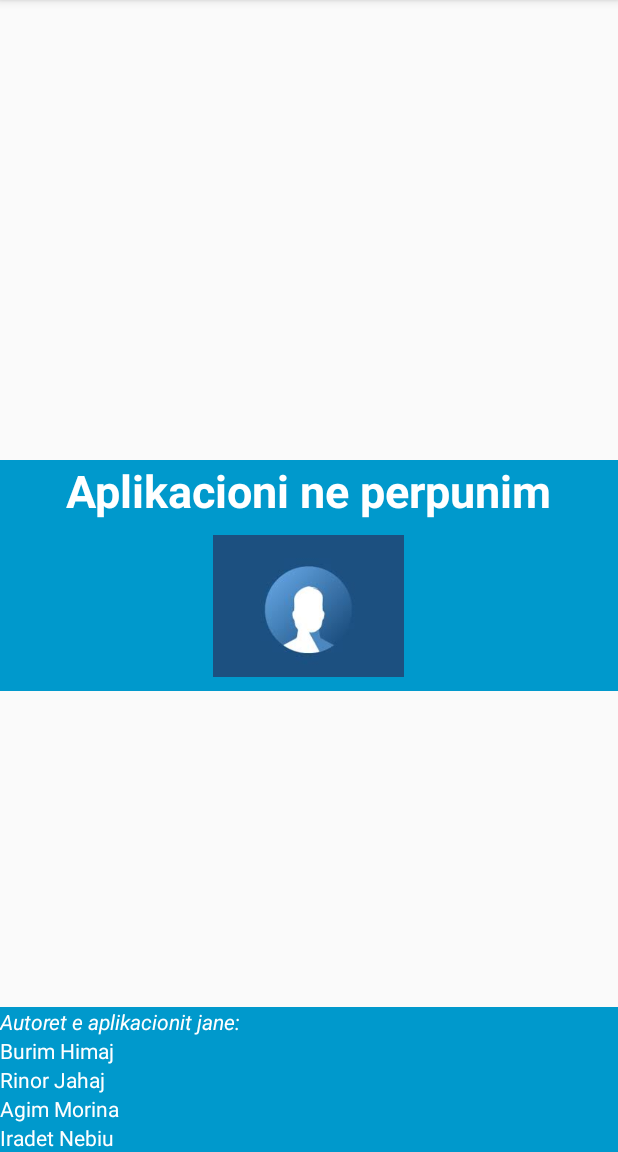
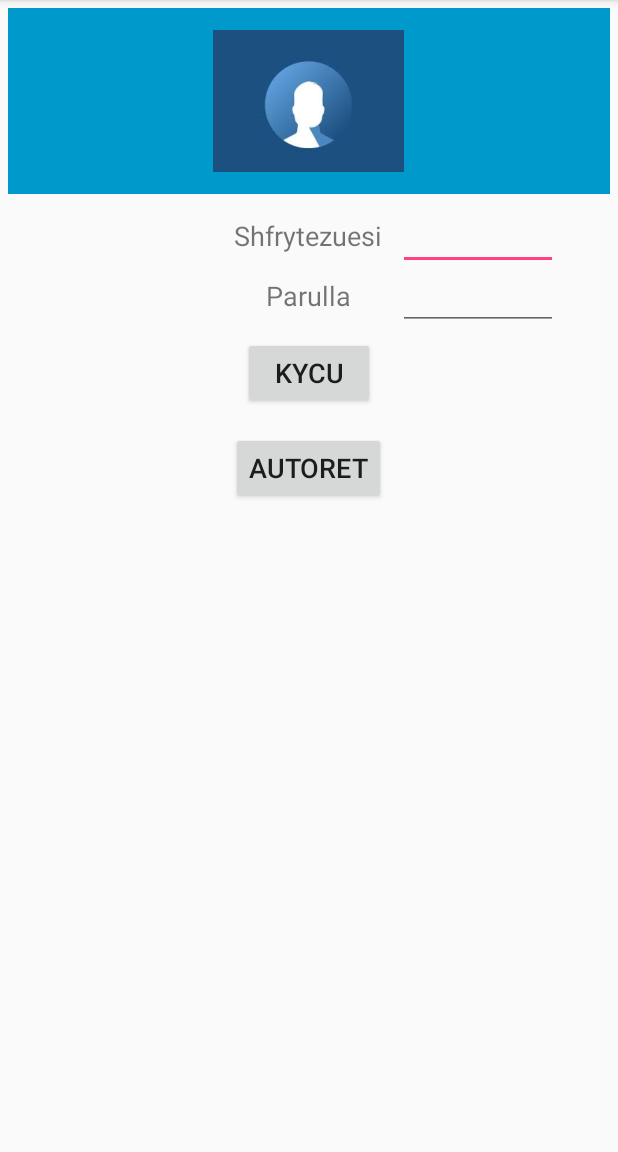
Before and after one commit to BurimHimaj/ChatAplikacioni, an Android app: the screen it shows after launch (MainActivity), on a phone screen of 412 x 824 dp, the part 84-1236 px from its top. Run offline under Robolectric (Android 15) with nearby library versions, the phone set to English and light mode, and no system bars.

Commit message:
Dizajnimi i layoutit kryesor, layoutit About dhe Kategorive te mjekeve, poashtu nje shembull i lidhjes me databazen SQLite

```diff
--- a/app/src/main/AndroidManifest.xml
+++ b/app/src/main/AndroidManifest.xml
@@ -16,6 +16,8 @@
                 <category android:name="android.intent.category.LAUNCHER" />
             </intent-filter>
         </activity>
+        <activity android:name=".category"></activity>
+        <activity android:name=".About"></activity>
     </application>
 
 </manifest>
--- /dev/null
+++ b/app/src/main/java/com/chataplikacioni/chataplikacioni/DatabaseHelper.java
@@ -0,0 +1,72 @@
+package com.chataplikacioni.chataplikacioni;
+
+import android.content.ContentValues;
+import android.content.Context;
+import android.content.Intent;
+import android.database.Cursor;
+import android.database.sqlite.SQLiteDatabase;
+import android.database.sqlite.SQLiteOpenHelper;
+import java.util.*;
+
+import java.util.ArrayList;
+
+/**
+ * Created by gimi on 3/26/2018.
+ */
+
+public class DatabaseHelper extends SQLiteOpenHelper {
+
+    public static final String DATABASE_NAME = "Klienti.db";
+    public static final String TABLE_Kategoria = "tblKategoria";
+    public static final String Col_IDKategoria = "IDKategoria";
+    public static final String Col_Kategoria = "Kategoria";
+
+    public static final String TABLE_Roli = "tblRoli";
+    public static final String Col_IDRoli = "IDRoli";
+    public static final String Col_Roli = "Roli";
+
+
+    public DatabaseHelper(Context context) {
+        super(context, DATABASE_NAME,null, 1);
+
+    }
+
+    @Override
+    public void onCreate(SQLiteDatabase db) {
+        db.execSQL("CREATE TABLE "+TABLE_Kategoria+" ("+Col_IDKategoria+" INTEGER PRIMARY KEY autoincrement, "+Col_Kategoria+" TEXT)");
+        db.execSQL("CREATE TABLE "+TABLE_Roli+" ("+Col_IDRoli+" INTEGER PRIMARY KEY, "+Col_Roli+" TEXT)");
+    }
+
+    @Override
+    public void onUpgrade(SQLiteDatabase db, int i, int i1) {
+        db.execSQL("DROP TABLE IF EXISTS "+TABLE_Kategoria);
+        db.execSQL("DROP TABLE IF EXISTS "+TABLE_Roli);
+        onCreate(db);
+    }
+
+    public boolean addData(String Kategoria){
+        SQLiteDatabase db = getWritableDatabase();
+        ContentValues contentValues = new ContentValues();
+        contentValues.put(Col_Kategoria, Kategoria);
+        long result = db.insert(TABLE_Kategoria, null, contentValues);
+
+        if (result == -1){
+            return false;
+        }
+        else {
+            return true ;
+        }
+    }
+
+    public Cursor getListContents(){
+        SQLiteDatabase db = getWritableDatabase();
+        Cursor data = db.rawQuery("Select * from " + TABLE_Kategoria, null);
+        return data;
+    }
+
+    public int delete(){
+        SQLiteDatabase db = getWritableDatabase();
+        return db.delete(TABLE_Kategoria, null, null);
+    }
+
+}
--- a/app/src/main/java/com/chataplikacioni/chataplikacioni/MainActivity.java
+++ b/app/src/main/java/com/chataplikacioni/chataplikacioni/MainActivity.java
@@ -2,12 +2,54 @@ package com.chataplikacioni.chataplikacioni;
 
 import android.support.v7.app.AppCompatActivity;
 import android.os.Bundle;
+import android.view.View;
+import android.widget.*;
+import android.content.Intent;
+
+import java.util.List;
 
 public class MainActivity extends AppCompatActivity {
+
+
+    private Button kycu;
+    private Button autoret;
+
+
+    DatabaseHelper db;
 
     @Override
     protected void onCreate(Bundle savedInstanceState) {
         super.onCreate(savedInstanceState);
         setContentView(R.layout.activity_main);
+        db = new DatabaseHelper(this);
+
+
+        kycu =  findViewById(R.id.kycu);
+
+        kycu.setOnClickListener(
+                new View.OnClickListener() {
+                    @Override
+                    public void onClick(View view) {
+
+                        Intent myIntent = new Intent(view.getContext(), category.class);
+                        startActivity(myIntent);
+                        // startActivityForResult(myIntent, 0);
+                    }
+                }
+        );
+
+        autoret =  findViewById(R.id.autoret);
+
+        autoret.setOnClickListener(
+                new View.OnClickListener() {
+                    @Override
+                    public void onClick(View view) {
+
+                        Intent myIntent = new Intent(view.getContext(), About.class);
+                        startActivity(myIntent);
+                        // startActivityForResult(myIntent, 0);
+                    }
+                }
+        );
     }
 }
--- a/app/src/main/res/layout/activity_main.xml
+++ b/app/src/main/res/layout/activity_main.xml
@@ -1,31 +1,30 @@
 <?xml version="1.0" encoding="utf-8"?>
-<FrameLayout xmlns:android="http://schemas.android.com/apk/res/android"
-    xmlns:app="http://schemas.android.com/apk/res-auto"
+<RelativeLayout xmlns:android="http://schemas.android.com/apk/res/android"
     xmlns:tools="http://schemas.android.com/tools"
     android:layout_width="match_parent"
     android:layout_height="match_parent"
-    android:orientation="vertical"
+    android:paddingBottom="@dimen/activity_vertical_margin"
+    android:paddingLeft="@dimen/activity_horizontal_margin"
+    android:paddingRight="@dimen/activity_horizontal_margin"
+    android:paddingTop="@dimen/activity_vertical_margin"
     tools:context="com.chataplikacioni.chataplikacioni.MainActivity">
 
     <LinearLayout
+        android:id="@+id/layoutlogo"
         android:layout_width="match_parent"
         android:layout_height="wrap_content"
         android:layout_gravity="center_vertical"
         android:background="@android:color/holo_blue_dark"
+        android:paddingBottom="@dimen/activity_vertical_margin"
+        android:paddingLeft="@dimen/activity_horizontal_margin"
+        android:paddingRight="@dimen/activity_horizontal_margin"
+        android:paddingTop="@dimen/activity_vertical_margin"
         android:orientation="vertical">
-
-        <TextView
-            android:layout_width="wrap_content"
-            android:layout_height="wrap_content"
-            android:text="@string/neperpunim"
-            android:layout_gravity="center_horizontal"
-            android:textColor="@android:color/background_light"
-            android:textSize="30sp"
-            android:textStyle="bold" />
 
 
 
         <ImageView
+            android:id="@+id/logo"
             android:layout_width="127dp"
             android:layout_height="113dp"
             android:layout_gravity="center_horizontal"
@@ -33,46 +32,73 @@
 
     </LinearLayout>
 
-    <LinearLayout
-        android:layout_width="match_parent"
+    <TextView
+        android:id="@+id/tshfrytezuesi"
+        android:layout_width="wrap_content"
         android:layout_height="wrap_content"
-        android:layout_gravity="end|bottom"
-        android:background="@android:color/holo_blue_dark"
-        android:orientation="vertical">
+        android:text="@string/shfrytezuesi"
+        android:layout_below="@id/layoutlogo"
+        android:layout_centerHorizontal="true"
+        android:layout_marginTop="@dimen/view_top_margin_1"
+        android:labelFor="@id/etshfrytezuesi"
+        android:textSize="@dimen/font_size"/>
+
+    <EditText
+        android:id="@+id/etshfrytezuesi"
+        android:layout_width="wrap_content"
+        android:layout_height="wrap_content"
+        android:layout_below="@id/layoutlogo"
+        android:layout_alignBaseline="@id/tshfrytezuesi"
+        android:layout_toEndOf="@id/tshfrytezuesi"
+        android:layout_marginStart="@dimen/view_left_margin_1"
+        android:ems="5"
+        android:textSize="@dimen/font_size"/>
+
+    <TextView
+        android:id="@+id/tparulla"
+        android:layout_width="wrap_content"
+        android:layout_height="wrap_content"
+        android:text="@string/tparulla"
+        android:layout_below="@id/tshfrytezuesi"
+        android:layout_centerHorizontal="true"
+        android:layout_marginTop="@dimen/view_top_margin_1"
+        android:labelFor="@id/etparulla"
+        android:textSize="@dimen/font_size"/>
+
+    <EditText
+        android:id="@+id/etparulla"
+        android:layout_width="wrap_content"
+        android:layout_height="wrap_content"
+        android:layout_below="@id/etshfrytezuesi"
+        android:layout_alignBaseline="@id/tparulla"
+        android:layout_toEndOf="@id/tparulla"
+        android:ems="5"
+        android:textSize="@dimen/font_size"
+        android:layout_alignStart="@id/etshfrytezuesi"/>
+
+    <Button
+        android:id="@+id/kycu"
+        android:layout_width="wrap_content"
+        android:layout_height="wrap_content"
+        android:text="@string/kycu"
+        android:layout_below="@id/tparulla"
+        android:layout_centerHorizontal="true"
+        android:layout_marginTop="@dimen/view_top_margin_1"
+        android:textSize="@dimen/font_size"/>
+
+    <Button
+        android:id="@+id/autoret"
+        android:layout_width="wrap_content"
+        android:layout_height="wrap_content"
+        android:text="@string/autoret"
+        android:layout_below="@id/kycu"
+        android:layout_centerHorizontal="true"
+        android:layout_marginTop="@dimen/view_top_margin_1"
+        android:textSize="@dimen/font_size"/>
 
 
-        <TextView
-            android:layout_width="wrap_content"
-            android:layout_height="wrap_content"
-            android:text="@string/copyright"
-            android:textColor="@android:color/background_light"
-            android:textStyle="italic" />
-
-        <TextView
-            android:layout_width="wrap_content"
-            android:layout_height="wrap_content"
-            android:text="@string/bh"
-            android:textColor="@android:color/background_light" />
-
-        <TextView
-            android:layout_width="wrap_content"
-            android:layout_height="wrap_content"
-            android:text="@string/rj"
-            android:textColor="@android:color/background_light" />
-
-        <TextView
-            android:id="@+id/textView"
-            android:layout_width="wrap_content"
-            android:layout_height="wrap_content"
-            android:text="@string/am"
-            android:textColor="@android:color/background_light" />
-        <TextView
-            android:layout_width="wrap_content"
-            android:layout_height="wrap_content"
-            android:text="@string/in"
-            android:textColor="@android:color/background_light" />
-
-    </LinearLayout>
 
 
-</FrameLayout>
+
+
+</RelativeLayout>
--- /dev/null
+++ b/app/src/main/res/values/dimen.xml
@@ -0,0 +1,11 @@
+<?xml version="1.0" encoding="utf-8"?>
+<resources>
+
+    <dimen name="activity_horizontal_margin">5dp</dimen>
+    <dimen name="activity_vertical_margin">5dp</dimen>
+    <dimen name="font_size">18sp</dimen>
+    <dimen name="view_top_margin_1">15dp</dimen>
+    <dimen name="view_top_margin_2">30dp</dimen>
+    <dimen name="view_left_margin_1">10dp</dimen>
+    <dimen name="view_left_margin_2">26dp</dimen>
+</resources>
--- a/app/src/main/res/values/strings.xml
+++ b/app/src/main/res/values/strings.xml
@@ -7,4 +7,8 @@
 
     <string name="copyright">Autoret e aplikacionit jane:</string>
     <string name="neperpunim">Aplikacioni ne perpunim</string>
+    <string name="shfrytezuesi">Shfrytezuesi</string>
+    <string name="tparulla">Parulla</string>
+    <string name="kycu">Kycu</string>
+    <string name="autoret">Autoret</string>
 </resources>
```
Also changed, not shown: app/src/main/java/com/chataplikacioni/chataplikacioni/About.java (added, +16 -0 lines), app/src/main/java/com/chataplikacioni/chataplikacioni/category.java (added, +74 -0 lines), app/src/main/res/layout/about.xml (added, +69 -0 lines), app/src/main/res/layout/category.xml (added, +30 -0 lines).
